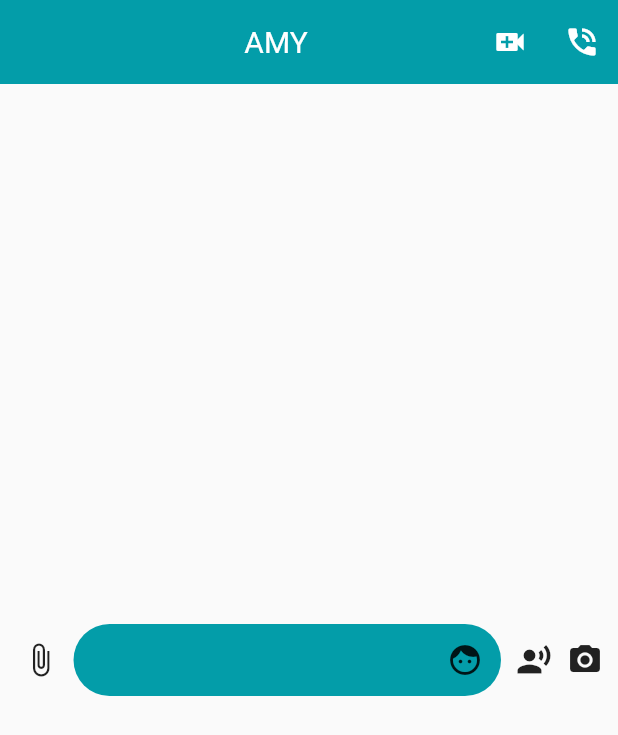
After one commit to femidof/Swim_app_hackathon, a Flutter app: the screen it shows after launch, on a phone screen of 412 x 824 dp. The commit adds this screen. Shown: the top 735 px of the screen. Run offline on Flutter 3.47's test engine with Material 2 defaults, Android fonts, the light colour scheme and no system bars; missing offline and left inert: emoji_picker.

Commit message:
Message input container moved to a widget

```diff
--- /dev/null
+++ b/lib/widgets/message_input_container.dart
@@ -0,0 +1,161 @@
+import 'package:emoji_picker/emoji_picker.dart';
+import 'package:flutter/material.dart';
+
+import '../constant.dart';
+
+class MessageInputContainer extends StatefulWidget {
+  @override
+  _MessageInputContainerState createState() => _MessageInputContainerState();
+}
+
+class _MessageInputContainerState extends State<MessageInputContainer> {
+  TextEditingController textFieldController = TextEditingController();
+  bool isWriting = false;
+  ScrollController _listScrollController = ScrollController();
+  bool showEmojiPicker = false;
+  FocusNode textFieldFocus = FocusNode();
+
+
+   @override
+  void initState() {
+    // TODO: implement initState
+    super.initState();
+  }
+
+  showKeyboard() => textFieldFocus.requestFocus();
+  hideKeyboard() => textFieldFocus.unfocus();
+  hideEmojiContainer() {
+    setState(() {
+      showEmojiPicker = false;
+    });
+  }
+
+  showEmojiContainer() {
+    setState(() {
+      showEmojiPicker = true;
+    });
+  }
+
+  emojiContainer() {
+    return EmojiPicker(
+      rows: 3,
+      // bgColor: UniversalVariables.separatorColor,
+      columns: 7,
+      // indicatorColor: UniversalVariables.gradientColorStarthmm,
+      onEmojiSelected: (emoji, category) {
+        // null;
+        setState(() {
+          isWriting = true;
+        });
+        textFieldController.text = textFieldController.text + emoji.emoji;
+      },
+      recommendKeywords: ["face", "happy", "party", "sad"],
+      numRecommended: 50,
+    );
+  }
+  setWritingTo(bool val) {
+      setState(() {
+        isWriting = val;
+      });
+    }
+
+  @override
+  Widget build(BuildContext context) {
+    return Container(
+      padding: EdgeInsets.all(10),
+      child: Row(
+        children: <Widget>[
+          GestureDetector(
+            onTap: () {},
+            child: Container(
+              padding: EdgeInsets.all(5),
+              decoration: BoxDecoration(
+                // gradient: UniversalVariables.fabGradient,
+                shape: BoxShape.circle,
+              ),
+              child: Icon(Icons.attach_file),
+            ),
+          ),
+          SizedBox(
+            width: 5,
+          ),
+          Expanded(
+            child: Stack(
+              alignment: Alignment.centerRight,
+              children: <Widget>[
+                TextField(
+                  controller: textFieldController,
+                  focusNode: textFieldFocus,
+                  onTap: () => hideEmojiContainer(),
+                  style: TextStyle(
+                    color: Colors.white,
+                  ),
+                  onChanged: (val) {
+                    (val.length > 0 && val.trim() != "")
+                        ? setWritingTo(true)
+                        : setWritingTo(false);
+                  },
+                  decoration: InputDecoration(
+                    hintText: "Type a message",
+                    hintStyle: TextStyle(
+                      color: MAIN_COLOR,
+                    ),
+                    border: OutlineInputBorder(
+                        borderRadius: const BorderRadius.all(
+                          const Radius.circular(50.0),
+                        ),
+                        borderSide: BorderSide.none),
+                    contentPadding:
+                        EdgeInsets.symmetric(horizontal: 20, vertical: 5),
+                    filled: true,
+                    fillColor: MAIN_COLOR,
+                    // suffixIcon:
+                  ),
+                ),
+                IconButton(
+                  onPressed: () {
+                    if (!showEmojiPicker) {
+                      hideKeyboard();
+                      showEmojiContainer();
+                    } else {
+                      showKeyboard();
+                      hideEmojiContainer();
+                    }
+                  },
+                  icon: Icon(Icons.face),
+                  highlightColor: Colors.transparent,
+                  splashColor: Colors.transparent,
+                ),
+              ],
+            ),
+          ),
+          isWriting
+              ? Container()
+              : Padding(
+                  padding: EdgeInsets.symmetric(horizontal: 10),
+                  child: Icon(Icons.record_voice_over),
+                ),
+          isWriting
+              ? Container()
+              : GestureDetector(
+                  onTap: () {},
+                  // pickImage(ImageSource.camera),
+                  child: Icon(Icons.camera_alt),
+                ),
+          isWriting
+              ? Container(
+                  margin: EdgeInsets.only(left: 10),
+                  decoration: BoxDecoration(shape: BoxShape.circle),
+                  child: IconButton(
+                    icon: Icon(
+                      Icons.send,
+                      size: 15,
+                    ),
+                    onPressed: () {},
+                  ))
+              : Container()
+        ],
+      ),
+    );
+  }
+}
```
Also changed, not shown: lib/screens/one_on_one_chat_screen.dart (+144 -143 lines), pubspec.lock, 1 other file.
